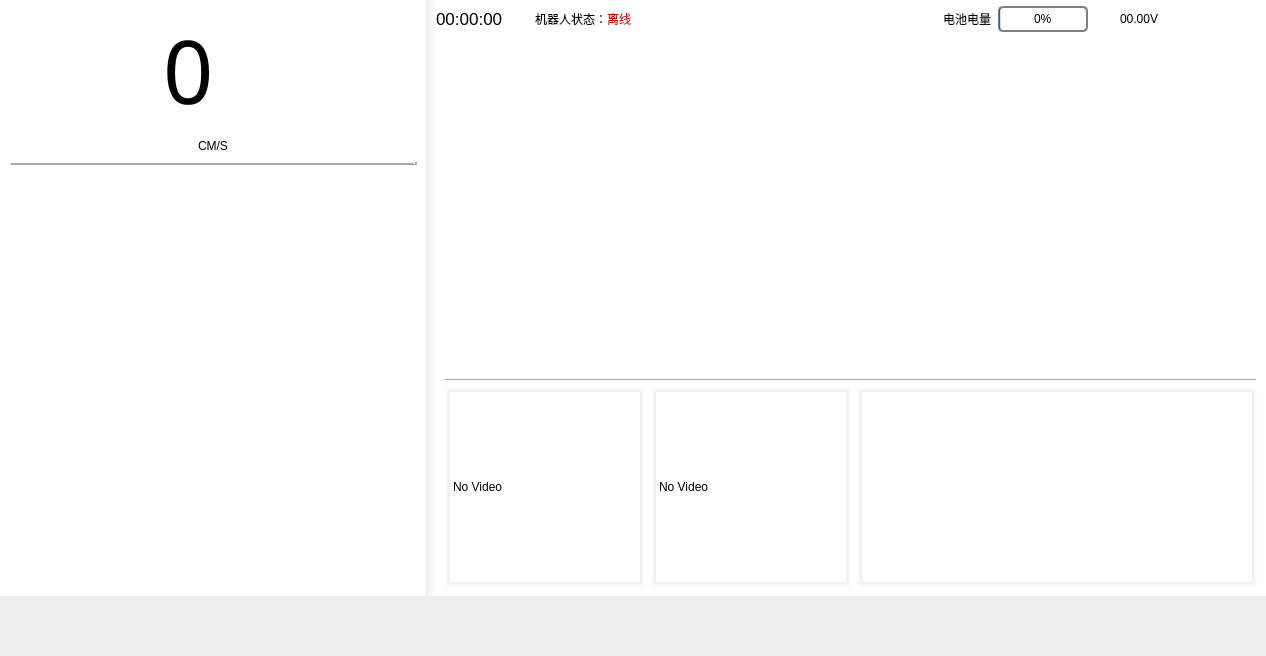
The window that ui/main_window.ui (chengyangkj/Ros_Qt5_Gui_App) describes before a commit, drawn with Qt 5.
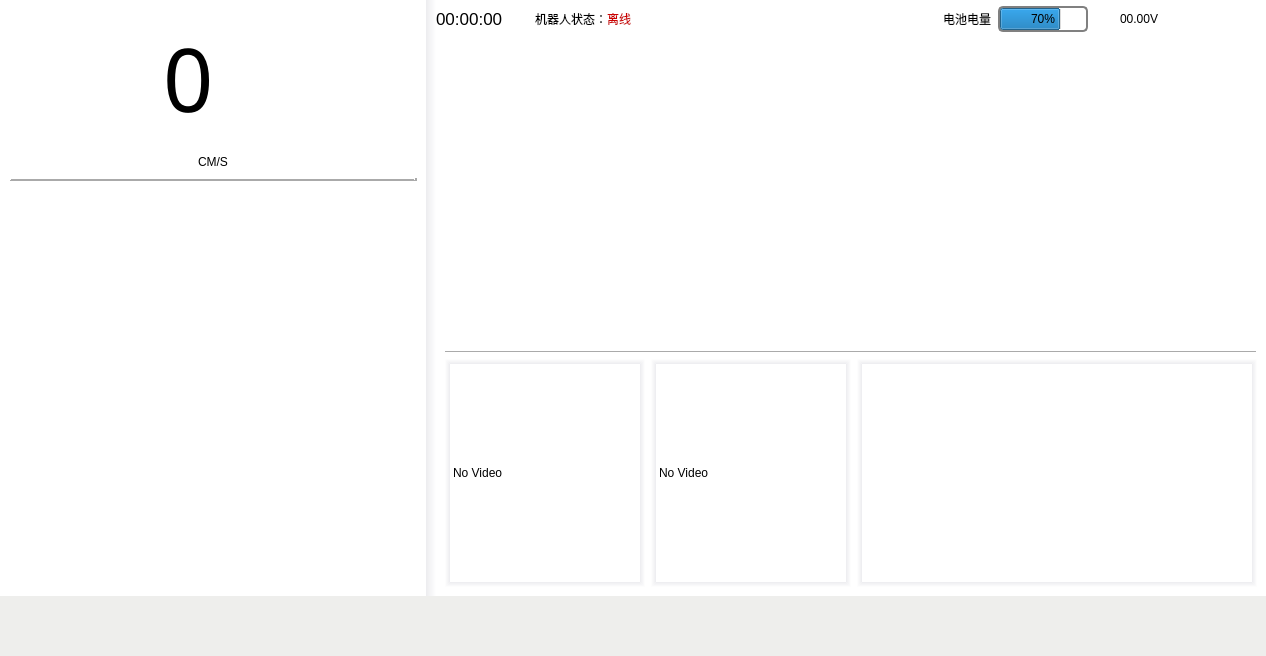
The same window after the commit. The open tabs and pages were chosen to show the change. Icons and pictures are not drawn.

The edit to the form file:
```diff
--- a/ui/main_window.ui
+++ b/ui/main_window.ui
@@ -202,17 +202,20 @@
                </widget>
               </item>
               <item>
-               <spacer name="verticalSpacer_5">
-                <property name="orientation">
-                 <enum>Qt::Vertical</enum>
-                </property>
-                <property name="sizeHint" stdset="0">
+               <widget class="QLabel" name="label_carback">
+                <property name="minimumSize">
                  <size>
-                  <width>20</width>
-                  <height>40</height>
+                  <width>300</width>
+                  <height>400</height>
                  </size>
                 </property>
-               </spacer>
+                <property name="styleSheet">
+                 <string notr="true"/>
+                </property>
+                <property name="text">
+                 <string/>
+                </property>
+               </widget>
               </item>
              </layout>
             </item>
@@ -786,7 +789,7 @@
 }</string>
                  </property>
                  <property name="value">
-                  <number>0</number>
+                  <number>70</number>
                  </property>
                 </widget>
                </item>
@@ -905,8 +908,8 @@
                    <widget class="QLabel" name="label_turnLeft">
                     <property name="minimumSize">
                      <size>
-                      <width>0</width>
-                      <height>0</height>
+                      <width>250</width>
+                      <height>250</height>
                      </size>
                     </property>
                     <property name="text">
@@ -918,8 +921,8 @@
                    <widget class="QWidget" name="widget_dashboard" native="true">
                     <property name="minimumSize">
                      <size>
-                      <width>250</width>
-                      <height>250</height>
+                      <width>300</width>
+                      <height>300</height>
                      </size>
                     </property>
                     <property name="styleSheet">
@@ -931,8 +934,8 @@
                    <widget class="QLabel" name="label_turnRight">
                     <property name="minimumSize">
                      <size>
-                      <width>0</width>
-                      <height>0</height>
+                      <width>250</width>
+                      <height>250</height>
                      </size>
                     </property>
                     <property name="layoutDirection">
@@ -972,8 +975,8 @@
                       </property>
                       <property name="maximumSize">
                        <size>
-                        <width>200</width>
-                        <height>200</height>
+                        <width>99999</width>
+                        <height>99999</height>
                        </size>
                       </property>
                       <property name="styleSheet">
@@ -1001,8 +1004,8 @@
                       </property>
                       <property name="maximumSize">
                        <size>
-                        <width>200</width>
-                        <height>200</height>
+                        <width>99999</width>
+                        <height>99999</height>
                        </size>
                       </property>
                       <property name="styleSheet">
```
Left out of the diff: 31 changed lines with no effect on the pictures.
